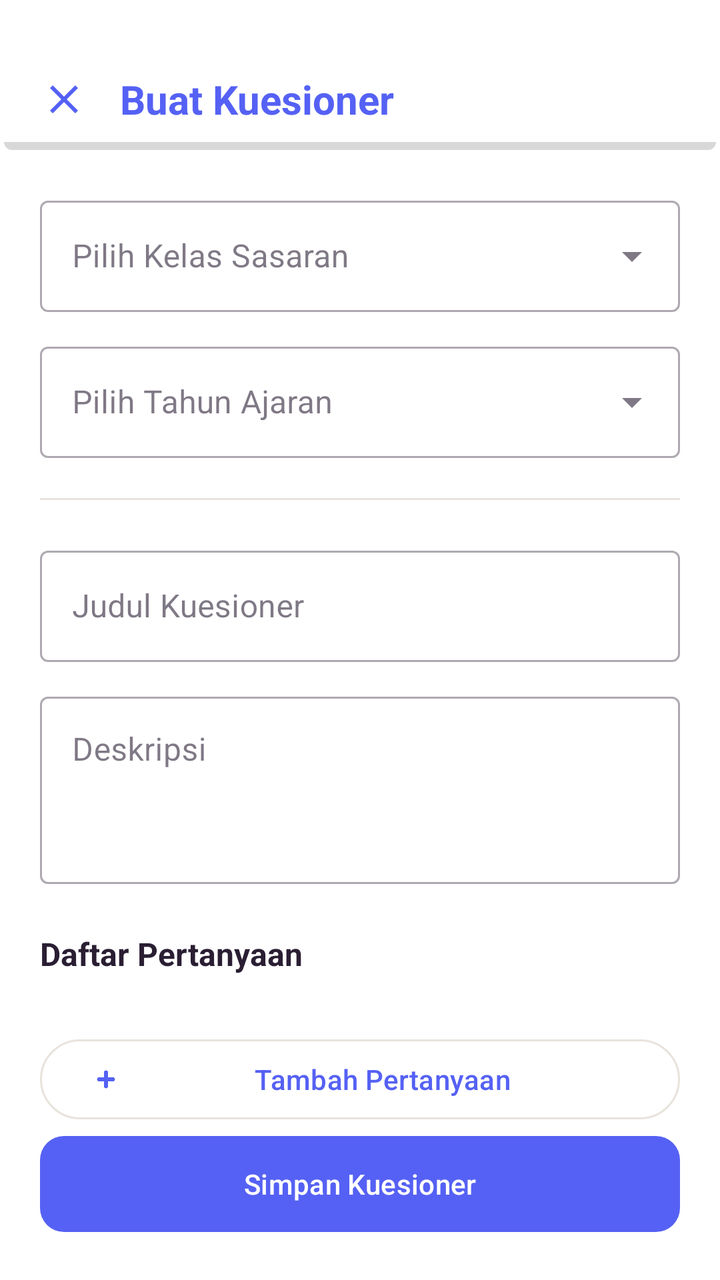
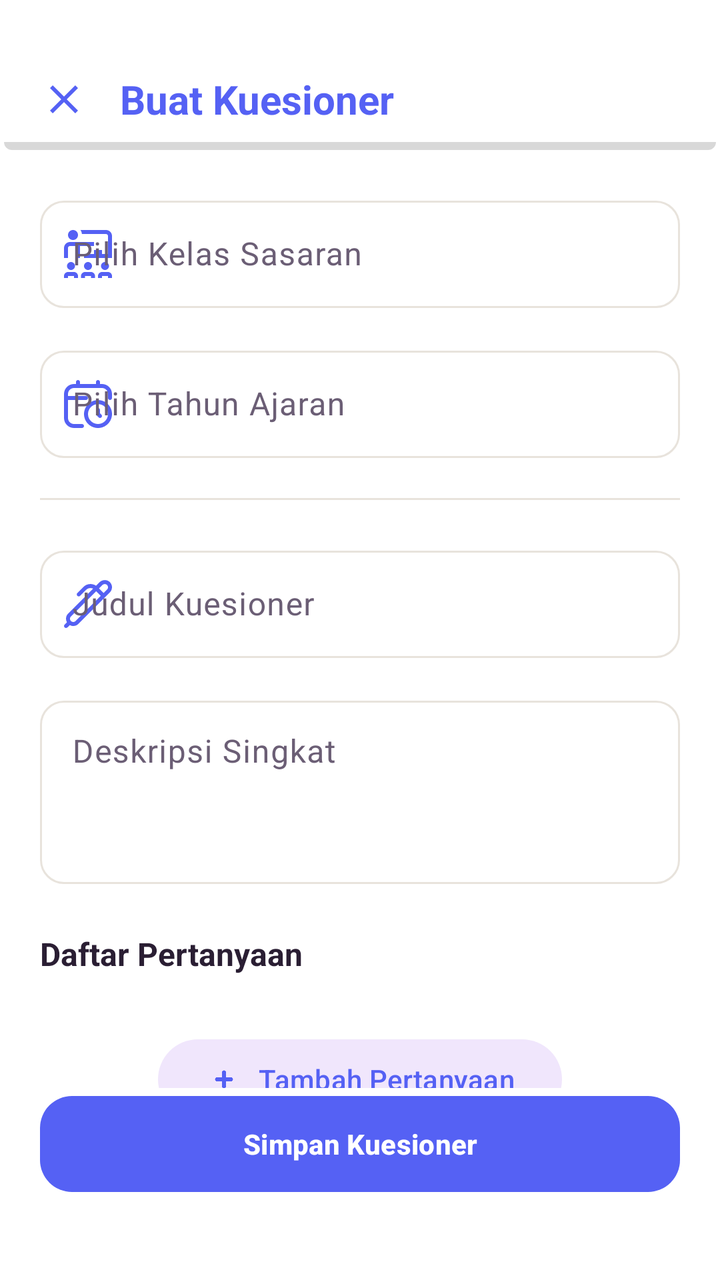

Compare the two renders of this Android layout. The source of the first and the diff that turns it into the second are given below.
<!-- AndroidManifest.xml: application theme Theme.BkNova -->
<!-- res/layout/fragment_create_kuesioner.xml -->
<?xml version="1.0" encoding="utf-8"?>
<androidx.constraintlayout.widget.ConstraintLayout xmlns:android="http://schemas.android.com/apk/res/android"
    xmlns:app="http://schemas.android.com/apk/res-auto"
    android:layout_width="match_parent"
    android:layout_height="match_parent"
    android:background="@color/white">

    <androidx.constraintlayout.widget.ConstraintLayout
        android:id="@+id/header"
        android:layout_width="match_parent"
        android:layout_height="wrap_content"
        android:paddingTop="36dp"
        android:paddingBottom="12dp"
        android:paddingHorizontal="20dp"
        android:background="@drawable/bg_header"
        app:layout_constraintTop_toTopOf="parent">

        <ImageView
            android:id="@+id/btn_back_create"
            android:layout_width="24dp"
            android:layout_height="24dp"
            android:src="@drawable/ic_close"
            app:layout_constraintBottom_toBottomOf="parent"
            app:layout_constraintStart_toStartOf="parent"
            app:layout_constraintTop_toTopOf="parent"
            app:tint="@color/brand_primary"
            android:clickable="true"
            android:focusable="true"
            android:background="?attr/selectableItemBackgroundBorderless" />

        <TextView
            android:layout_width="wrap_content"
            android:layout_height="wrap_content"
            android:layout_marginStart="16dp"
            android:text="Buat Kuesioner"
            android:textColor="@color/brand_primary"
            android:textSize="20sp"
            android:textStyle="bold"
            app:layout_constraintBottom_toBottomOf="parent"
            app:layout_constraintStart_toEndOf="@id/btn_back_create"
            app:layout_constraintTop_toTopOf="parent" />

    </androidx.constraintlayout.widget.ConstraintLayout>

    <androidx.core.widget.NestedScrollView
        android:layout_width="match_parent"
        android:layout_height="0dp"
        android:fillViewport="true"
        app:layout_constraintBottom_toTopOf="@id/btn_save_kuesioner"
        app:layout_constraintTop_toBottomOf="@id/header">

        <LinearLayout
            android:layout_width="match_parent"
            android:layout_height="wrap_content"
            android:orientation="vertical"
            android:padding="20dp">

            <com.google.android.material.textfield.TextInputLayout
                android:id="@+id/til_pilih_kelas"
                style="@style/Widget.MaterialComponents.TextInputLayout.OutlinedBox.ExposedDropdownMenu"
                android:layout_width="match_parent"
                android:layout_height="wrap_content"
                android:hint="Pilih Kelas Sasaran">
                <AutoCompleteTextView
                    android:layout_width="match_parent"
                    android:layout_height="wrap_content"
                    android:inputType="none" />
            </com.google.android.material.textfield.TextInputLayout>

            <com.google.android.material.textfield.TextInputLayout
                android:id="@+id/til_pilih_tahun"
                style="@style/Widget.MaterialComponents.TextInputLayout.OutlinedBox.ExposedDropdownMenu"
                android:layout_width="match_parent"
                android:layout_height="wrap_content"
                android:layout_marginTop="12dp"
                android:hint="Pilih Tahun Ajaran">
                <AutoCompleteTextView
                    android:layout_width="match_parent"
                    android:layout_height="wrap_content"
                    android:inputType="none" />
            </com.google.android.material.textfield.TextInputLayout>

            <View
                android:layout_width="match_parent"
                android:layout_height="1dp"
                android:background="@color/divider_color"
                android:layout_marginVertical="20dp" />

            <com.google.android.material.textfield.TextInputLayout
                android:id="@+id/til_judul"
                style="@style/Widget.MaterialComponents.TextInputLayout.OutlinedBox"
                android:layout_width="match_parent"
                android:layout_height="wrap_content"
                android:hint="Judul Kuesioner">
                <com.google.android.material.textfield.TextInputEditText
                    android:layout_width="match_parent"
                    android:layout_height="wrap_content" />
            </com.google.android.material.textfield.TextInputLayout>

            <com.google.android.material.textfield.TextInputLayout
                android:id="@+id/til_deskripsi"
                style="@style/Widget.MaterialComponents.TextInputLayout.OutlinedBox"
                android:layout_width="match_parent"
                android:layout_height="wrap_content"
                android:layout_marginTop="12dp"
                android:hint="Deskripsi">
                <com.google.android.material.textfield.TextInputEditText
                    android:layout_width="match_parent"
                    android:layout_height="wrap_content"
                    android:minLines="3"
                    android:gravity="top" />
            </com.google.android.material.textfield.TextInputLayout>

            <TextView
                android:layout_width="wrap_content"
                android:layout_height="wrap_content"
                android:layout_marginTop="24dp"
                android:text="Daftar Pertanyaan"
                android:textStyle="bold"
                android:textColor="@color/text_color_primary"
                android:textSize="16sp" />

            <LinearLayout
                android:id="@+id/container_soal"
                android:layout_width="match_parent"
                android:layout_height="wrap_content"
                android:orientation="vertical"
                android:layout_marginTop="12dp" />

            <com.google.android.material.button.MaterialButton
                android:id="@+id/btn_add_soal"
                style="@style/Widget.Material3.Button.OutlinedButton"
                android:layout_width="match_parent"
                android:layout_height="wrap_content"
                android:layout_marginTop="16dp"
                android:text="Tambah Pertanyaan"
                app:icon="@drawable/img_16" />

        </LinearLayout>
    </androidx.core.widget.NestedScrollView>

    <com.google.android.material.button.MaterialButton
        android:id="@+id/btn_save_kuesioner"
        android:layout_width="match_parent"
        android:layout_height="56dp"
        android:layout_margin="20dp"
        android:text="Simpan Kuesioner"
        app:cornerRadius="12dp"
        app:layout_constraintBottom_toBottomOf="parent" />

</androidx.constraintlayout.widget.ConstraintLayout>
<!-- resources referenced by this layout -->
<resources>
  <color name="brand_primary">#5561F4</color>
  <color name="divider_color">#E8E3DC</color>
  <color name="text_color_primary">#2A1E33</color>
  <color name="white">#FFFFFFFF</color>
  <color name="brand_soft">#F0E6FC</color>
  <color name="accent_pink">#FF7FAF</color>
  <color name="accent_pink_soft">#FFECF3</color>
  <color name="accent_peach">#FFC6BF</color>
  <color name="accent_peach_soft">#FFE8E5</color>
  <color name="background_cream">#F8F7F2</color>
  <color name="text_color_secondary">#6B5E75</color>
  <color name="red_text">#DC2626</color>
  <color name="red_light">#FEE2E2</color>
  <!-- unchanged entries left out for length: 5 -->
</resources>

<!-- the commit's change to res/layout/fragment_create_kuesioner.xml (unified diff, before → after) -->
@@ -57,27 +57,49 @@
 
             <com.google.android.material.textfield.TextInputLayout
                 android:id="@+id/til_pilih_kelas"
-                style="@style/Widget.MaterialComponents.TextInputLayout.OutlinedBox.ExposedDropdownMenu"
+                style="@style/Widget.Material3.TextInputLayout.OutlinedBox"
                 android:layout_width="match_parent"
                 android:layout_height="wrap_content"
-                android:hint="Pilih Kelas Sasaran">
-                <AutoCompleteTextView
+                android:hint="Pilih Kelas Sasaran"
+                app:startIconDrawable="@drawable/ic_people"
+                app:startIconTint="@color/brand_primary"
+                app:endIconDrawable="@drawable/ic_chevron_right"
+                app:endIconTint="@color/text_color_secondary"
+                app:boxCornerRadiusTopStart="12dp"
+                app:boxCornerRadiusTopEnd="12dp"
+                app:boxCornerRadiusBottomStart="12dp"
+                app:boxCornerRadiusBottomEnd="12dp">
+                <com.google.android.material.textfield.TextInputEditText
                     android:layout_width="match_parent"
                     android:layout_height="wrap_content"
-                    android:inputType="none" />
+                    android:focusable="false"
+                    android:clickable="true"
+                    android:cursorVisible="false"
+                    android:paddingVertical="16dp" />
             </com.google.android.material.textfield.TextInputLayout>
 
             <com.google.android.material.textfield.TextInputLayout
                 android:id="@+id/til_pilih_tahun"
-                style="@style/Widget.MaterialComponents.TextInputLayout.OutlinedBox.ExposedDropdownMenu"
+                style="@style/Widget.Material3.TextInputLayout.OutlinedBox"
                 android:layout_width="match_parent"
                 android:layout_height="wrap_content"
-                android:layout_marginTop="12dp"
-                android:hint="Pilih Tahun Ajaran">
-                <AutoCompleteTextView
+                android:layout_marginTop="16dp"
+                android:hint="Pilih Tahun Ajaran"
+                app:startIconDrawable="@drawable/calender"
+                app:startIconTint="@color/brand_primary"
+                app:endIconDrawable="@drawable/ic_chevron_right"
+                app:endIconTint="@color/text_color_secondary"
+                app:boxCornerRadiusTopStart="12dp"
+                app:boxCornerRadiusTopEnd="12dp"
+                app:boxCornerRadiusBottomStart="12dp"
+                app:boxCornerRadiusBottomEnd="12dp">
+                <com.google.android.material.textfield.TextInputEditText
                     android:layout_width="match_parent"
                     android:layout_height="wrap_content"
-                    android:inputType="none" />
+                    android:focusable="false"
+                    android:clickable="true"
+                    android:cursorVisible="false"
+                    android:paddingVertical="16dp" />
             </com.google.android.material.textfield.TextInputLayout>
 
             <View
@@ -88,27 +110,40 @@
 
             <com.google.android.material.textfield.TextInputLayout
                 android:id="@+id/til_judul"
-                style="@style/Widget.MaterialComponents.TextInputLayout.OutlinedBox"
+                style="@style/Widget.Material3.TextInputLayout.OutlinedBox"
                 android:layout_width="match_parent"
                 android:layout_height="wrap_content"
-                android:hint="Judul Kuesioner">
+                android:hint="Judul Kuesioner"
+                app:startIconDrawable="@drawable/pen"
+                app:startIconTint="@color/brand_primary"
+                app:boxCornerRadiusTopStart="12dp"
+                app:boxCornerRadiusTopEnd="12dp"
+                app:boxCornerRadiusBottomStart="12dp"
+                app:boxCornerRadiusBottomEnd="12dp"
+                app:endIconMode="clear_text">
                 <com.google.android.material.textfield.TextInputEditText
                     android:layout_width="match_parent"
-                    android:layout_height="wrap_content" />
+                    android:layout_height="wrap_content"
+                    android:paddingVertical="16dp" />
             </com.google.android.material.textfield.TextInputLayout>
 
             <com.google.android.material.textfield.TextInputLayout
                 android:id="@+id/til_deskripsi"
-                style="@style/Widget.MaterialComponents.TextInputLayout.OutlinedBox"
+                style="@style/Widget.Material3.TextInputLayout.OutlinedBox"
                 android:layout_width="match_parent"
                 android:layout_height="wrap_content"
-                android:layout_marginTop="12dp"
-                android:hint="Deskripsi">
+                android:layout_marginTop="16dp"
+                android:hint="Deskripsi Singkat"
+                app:boxCornerRadiusTopStart="12dp"
+                app:boxCornerRadiusTopEnd="12dp"
+                app:boxCornerRadiusBottomStart="12dp"
+                app:boxCornerRadiusBottomEnd="12dp">
                 <com.google.android.material.textfield.TextInputEditText
                     android:layout_width="match_parent"
                     android:layout_height="wrap_content"
                     android:minLines="3"
-                    android:gravity="top" />
+                    android:gravity="top"
+                    android:paddingVertical="16dp" />
             </com.google.android.material.textfield.TextInputLayout>
 
             <TextView
@@ -129,12 +164,17 @@
 
             <com.google.android.material.button.MaterialButton
                 android:id="@+id/btn_add_soal"
-                style="@style/Widget.Material3.Button.OutlinedButton"
-                android:layout_width="match_parent"
+                style="@style/Widget.Material3.Button.TonalButton"
+                android:layout_width="wrap_content"
                 android:layout_height="wrap_content"
                 android:layout_marginTop="16dp"
+                android:layout_gravity="center"
                 android:text="Tambah Pertanyaan"
-                app:icon="@drawable/img_16" />
+                android:textColor="@color/brand_primary"
+                app:backgroundTint="@color/brand_soft"
+                app:icon="@drawable/img_16"
+                app:iconTint="@color/brand_primary"
+                app:cornerRadius="24dp" />
 
         </LinearLayout>
     </androidx.core.widget.NestedScrollView>
@@ -143,9 +183,12 @@
         android:id="@+id/btn_save_kuesioner"
         android:layout_width="match_parent"
         android:layout_height="56dp"
-        android:layout_margin="20dp"
+        android:layout_marginHorizontal="20dp"
+        android:layout_marginBottom="40dp"
         android:text="Simpan Kuesioner"
-        app:cornerRadius="12dp"
+        android:textStyle="bold"
+        app:cornerRadius="16dp"
+        app:elevation="4dp"
         app:layout_constraintBottom_toBottomOf="parent" />
 
 </androidx.constraintlayout.widget.ConstraintLayout>
<!-- resource entries referenced after the edit -->
@@ -4,6 +4,22 @@
   <color name="divider_color">#E8E3DC</color>
   <color name="text_color_primary">#2A1E33</color>
   <color name="white">#FFFFFFFF</color>
+  <!-- drawable calender (drawable) -->
+  <vector xmlns:android="http://schemas.android.com/apk/res/android" android:width="24dp" android:height="24dp" android:viewportWidth="24" android:viewportHeight="24" android:tint="?attr/colorControlNormal"><path android:fillColor="@android:color/white" android:pathData="M17,10.039c-3.859,0-7,3.14-7,7,0,3.838,3.141,6.961,7,6.961s7-3.14,7-7c0-3.838-3.141-6.961-7-6.961Zm0,11.961c-2.757,0-5-2.226-5-4.961,0-2.757,2.243-5,5-5s5,2.226,5,4.961c0,2.757-2.243,5-5,5Zm1.707-4.707c.391,.391,.391,1.023,0,1.414-.195,.195-.451,.293-.707,.293s-.512-.098-.707-.293l-1-1c-.188-.188-.293-.442-.293-.707v-2c0-.552,.447-1,1-1s1,.448,1,1v1.586l.707,.707Zm5.293-10.293v2c0,.552-.447,1-1,1s-1-.448-1-1v-2c0-1.654-1.346-3-3-3H5c-1.654,0-3,1.346-3,3v1H11c.552,0,1,.448,1,1s-.448,1-1,1H2v9c0,1.654,1.346,3,3,3h4c.552,0,1,.448,1,1s-.448,1-1,1H5c-2.757,0-5-2.243-5-5V7C0,4.243,2.243,2,5,2h1V1c0-.552,.448-1,1-1s1,.448,1,1v1h8V1c0-.552,.447-1,1-1s1,.448,1,1v1h1c2.757,0,5,2.243,5,5Z"/></vector>
+  <!-- drawable ic_chevron_right (drawable) -->
+  <vector xmlns:android="http://schemas.android.com/apk/res/android"
+      android:width="24dp"
+      android:height="24dp"
+      android:viewportWidth="24"
+      android:viewportHeight="24">
+      <path
+          android:fillColor="#000000"
+          android:pathData="M10,6L8.59,7.41 13.17,12l-4.58,4.59L10,18l6,-6z"/>
+  </vector>
+  <!-- drawable ic_people (drawable) -->
+  <vector xmlns:android="http://schemas.android.com/apk/res/android" android:width="24dp" android:height="24dp" android:viewportWidth="24" android:viewportHeight="24" android:tint="?attr/colorControlNormal"><path android:fillColor="@android:color/white" android:pathData="m2,2.5c0-1.381,1.119-2.5,2.5-2.5s2.5,1.119,2.5,2.5-1.119,2.5-2.5,2.5-2.5-1.119-2.5-2.5Zm13,5.5v-2H3c-1.654,0-3,1.346-3,3v5h2v-5c0-.552.449-1,1-1h3v6h2v-6h7ZM21,0h-12.76c.391.584.64,1.267.722,2h12.038c.551,0,1,.448,1,1v9h-3v-2h-4v2h-5v2h14V3c0-1.654-1.346-3-3-3ZM3.5,20c1.105,0,2-.895,2-2s-.895-2-2-2-2,.895-2,2,.895,2,2,2Zm8.5,0c1.105,0,2-.895,2-2s-.895-2-2-2-2,.895-2,2,.895,2,2,2Zm8.5,0c1.105,0,2-.895,2-2s-.895-2-2-2-2,.895-2,2,.895,2,2,2Zm-15.5,1h-3c-1.103,0-2,.897-2,2v1h2v-1h3v1h2v-1c0-1.103-.897-2-2-2Zm17,0h-3c-1.103,0-2,.897-2,2v1h2v-1h3v1h2v-1c0-1.103-.897-2-2-2Zm-8.5,0h-3c-1.103,0-2,.897-2,2v1h2v-1h3v1h2v-1c0-1.103-.897-2-2-2Z"/></vector>
+  <!-- drawable pen (drawable) -->
+  <vector xmlns:android="http://schemas.android.com/apk/res/android" android:width="24dp" android:height="24dp" android:viewportWidth="24" android:viewportHeight="24" android:tint="?attr/colorControlNormal"><path android:fillColor="@android:color/white" android:pathData="M24,3.46c-.05-1.03-.54-1.99-1.34-2.64-1.43-1.17-3.61-1.01-4.98,.36l-1.67,1.67c-.81-.54-1.77-.84-2.77-.84-1.34,0-2.59,.52-3.54,1.46l-3.03,3.03c-.39,.39-.39,1.02,0,1.41s1.02,.39,1.41,0l3.03-3.03c.89-.89,2.3-1.08,3.42-.57L2.07,16.79c-.69,.69-1.07,1.6-1.07,2.57,0,.63,.16,1.23,.46,1.77l-1.16,1.16c-.39,.39-.39,1.02,0,1.41,.2,.2,.45,.29,.71,.29s.51-.1,.71-.29l1.16-1.16c.53,.3,1.14,.46,1.77,.46,.97,0,1.89-.38,2.57-1.07L22.93,6.21c.73-.73,1.11-1.73,1.06-2.76ZM5.8,20.52c-.62,.62-1.7,.62-2.32,0-.31-.31-.48-.72-.48-1.16s.17-.85,.48-1.16L16.08,5.61l2.32,2.32L5.8,20.52ZM21.52,4.8l-1.71,1.71-2.32-2.32,1.6-1.6c.37-.37,.85-.56,1.32-.56,.36,0,.7,.11,.98,.34,.37,.3,.58,.72,.61,1.19,.02,.46-.15,.92-.48,1.24Z"/></vector>
   <color name="brand_soft">#F0E6FC</color>
   <color name="accent_pink">#FF7FAF</color>
   <color name="accent_pink_soft">#FFECF3</color>
